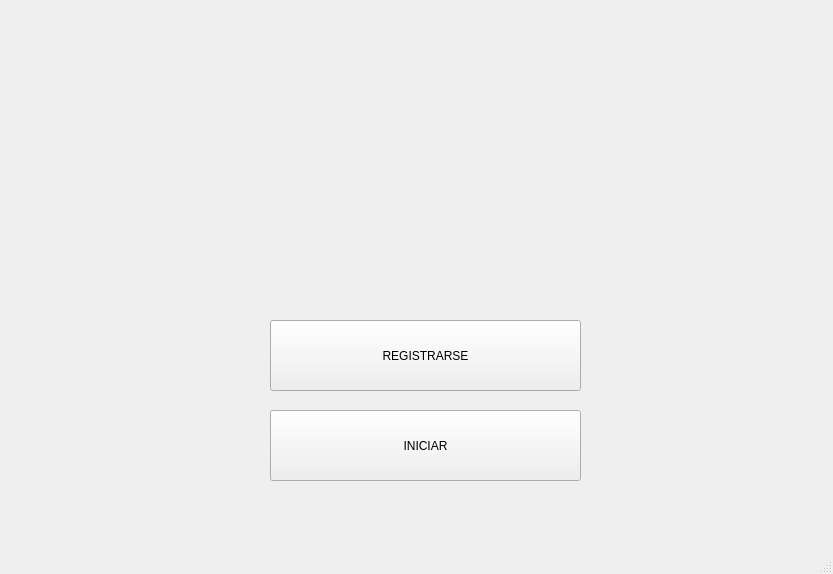
This is Juego/Mind_Overcharged/mainwindow.ui in camiloarteaga1/Proyecto_Final as Qt 5 draws it before an edit. The edited form follows.
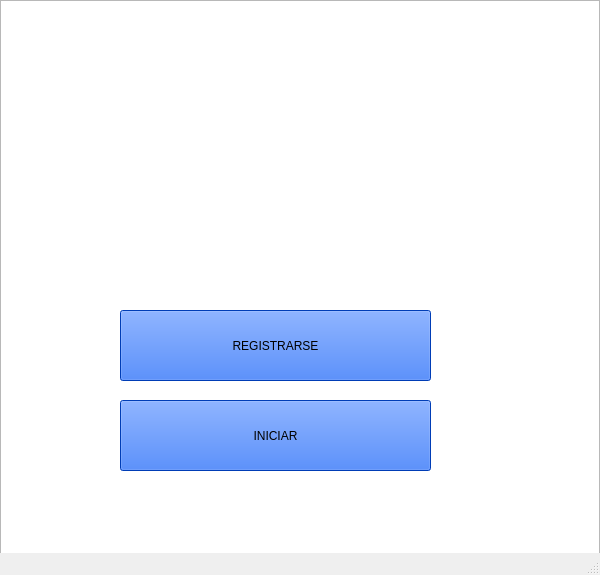
This is the edited form. Icons and pictures are not drawn.

```diff
--- a/Juego/Mind_Overcharged/mainwindow.ui
+++ b/Juego/Mind_Overcharged/mainwindow.ui
@@ -6,8 +6,8 @@
    <rect>
     <x>0</x>
     <y>0</y>
-    <width>833</width>
-    <height>574</height>
+    <width>600</width>
+    <height>575</height>
    </rect>
   </property>
   <property name="windowTitle">
@@ -17,12 +17,20 @@
    <widget class="QPushButton" name="BRegister">
     <property name="geometry">
      <rect>
-      <x>270</x>
-      <y>320</y>
+      <x>120</x>
+      <y>310</y>
       <width>311</width>
       <height>71</height>
      </rect>
     </property>
+    <property name="toolTip">
+     <string>&lt;html&gt;&lt;head/&gt;&lt;body&gt;&lt;p&gt;&lt;br/&gt;&lt;/p&gt;&lt;/body&gt;&lt;/html&gt;</string>
+    </property>
+    <property name="styleSheet">
+     <string notr="true">font: 12pt &quot;MS Shell Dlg 2&quot;;
+color: black;
+background-color: rgb(0, 85, 255);</string>
+    </property>
     <property name="text">
      <string>REGISTRARSE</string>
     </property>
@@ -30,16 +38,37 @@
    <widget class="QPushButton" name="BInicio">
     <property name="geometry">
      <rect>
-      <x>270</x>
-      <y>410</y>
+      <x>120</x>
+      <y>400</y>
       <width>311</width>
       <height>71</height>
      </rect>
     </property>
+    <property name="styleSheet">
+     <string notr="true">font: 12pt &quot;MS Shell Dlg 2&quot;;
+color: black;
+background-color: rgb(0, 85, 255);</string>
+    </property>
     <property name="text">
      <string>INICIAR</string>
     </property>
    </widget>
+   <widget class="QGraphicsView" name="graphicsView">
+    <property name="geometry">
+     <rect>
+      <x>0</x>
+      <y>0</y>
+      <width>600</width>
+      <height>575</height>
+     </rect>
+    </property>
+    <property name="styleSheet">
+     <string notr="true">border-image: url(:/new/prefix1/Images/Menu.jpg);</string>
+    </property>
+   </widget>
+   <zorder>graphicsView</zorder>
+   <zorder>BInicio</zorder>
+   <zorder>BRegister</zorder>
   </widget>
   <widget class="QMenuBar" name="menubar">
    <property name="geometry">
```
Left out of the diff: 2 changed lines with no effect on the pictures.
